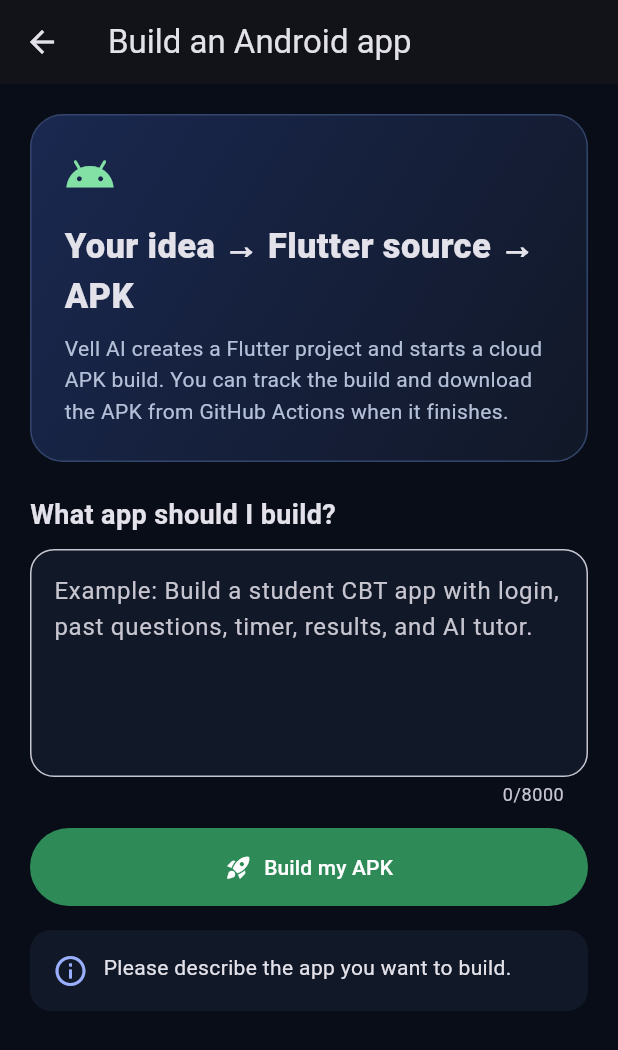
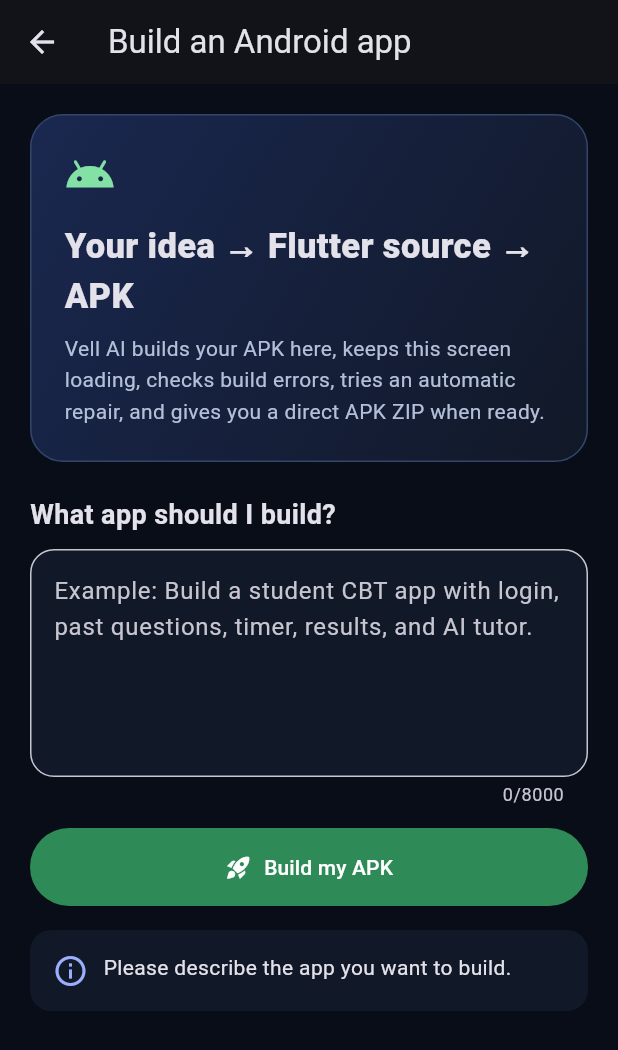
Before and after one commit to emzaro731-byte/vell-ai, a Flutter app: the FlutterBuildPage screen opened directly with empty values, after a tap on "Build my APK", on a phone screen of 412 x 824 dp. Shown: the top 1050 px of the screen. Run offline on Flutter 3.47's test engine with Material 3 defaults, Android fonts, the phone set to English and light mode, and no system bars; our stand-ins replace webview_flutter.

Commit message:
Keep APK builder loading, monitor build, auto-repair failures and expose direct ZIP

```diff
--- a/mobile/lib/main.dart
+++ b/mobile/lib/main.dart
@@ -268,7 +268,13 @@
       setState(() => status = 'Please describe the app you want to build.');
       return;
     }
-    setState(() { busy = true; status = 'Sending your app idea to Vell AI…'; });
+    setState(() {
+      busy = true;
+      repository = null;
+      actionsUrl = null;
+      status = 'Sending your app idea to Vell AI…';
+    });
+    var repairAttempted = false;
     try {
       final response = await http.post(
         Uri.parse('$apiBase/api/build-flutter-apk'),
@@ -276,17 +282,67 @@
         body: jsonEncode({'prompt': prompt.text.trim()}),
       ).timeout(const Duration(minutes: 3));
       final data = jsonDecode(response.body);
-      if (data is! Map<String, dynamic>) throw Exception('Unexpected response from the Vell backend.');
+      if (data is! Map<String, dynamic>) {
+        throw Exception('Unexpected response from the Vell backend.');
+      }
       if (response.statusCode < 200 || response.statusCode >= 300) {
         throw Exception(data['error']?.toString() ?? 'Could not start the APK build.');
       }
-      setState(() {
-        repository = data['repository']?.toString();
+      final repoUrl = data['repository']?.toString() ?? '';
+      final match = RegExp(r'github\.com/([^/]+/[^/]+)').firstMatch(repoUrl);
+      if (match == null) throw Exception('Build started, but the generated repository link was missing.');
+      final fullRepo = match.group(1)!.replaceFirst(RegExp(r'\.git$'), '');
+      if (mounted) setState(() {
+        repository = repoUrl;
         actionsUrl = data['actionsUrl']?.toString();
-        status = data['message']?.toString() ?? 'Your Flutter project was created. GitHub Actions is building the APK.';
+        status = 'Project created. Waiting for the APK build to finish… You can stay on this screen.';
       });
+
+      for (var attempt = 0; attempt < 180; attempt++) {
+        await Future.delayed(const Duration(seconds: 8));
+        if (!mounted) return;
+        final check = await http.get(Uri.parse(
+          '$apiBase/api/flutter-build-status?repository=${Uri.encodeQueryComponent(fullRepo)}',
+        )).timeout(const Duration(seconds: 45));
+        final build = jsonDecode(check.body);
+        if (build is! Map<String, dynamic>) continue;
+        if (check.statusCode < 200 || check.statusCode >= 300) {
+          throw Exception(build['error']?.toString() ?? 'Could not check build progress.');
+        }
+        final state = build['state']?.toString() ?? 'queued';
+        if (state == 'success' && build['downloadUrl'] != null) {
+          final directZip = '$apiBase${build['downloadUrl']}';
+          if (mounted) setState(() {
+            actionsUrl = directZip;
+            status = '✅ APK build completed. Your APK ZIP is ready below. Tap “Download APK ZIP”.';
+          });
+          return;
+        }
+        if (state == 'failed') {
+          if (!repairAttempted) {
+            repairAttempted = true;
+            if (mounted) setState(() => status = 'Build error detected. Vell AI is reading the build failure and repairing the Flutter source automatically…');
+            final repair = await http.post(
+              Uri.parse('$apiBase/api/flutter-auto-fix'),
+              headers: {'Content-Type': 'application/json'},
+              body: jsonEncode({'repository': fullRepo, 'runId': build['runId']}),
+            ).timeout(const Duration(minutes: 3));
+            final repairData = jsonDecode(repair.body);
+            if (repair.statusCode < 200 || repair.statusCode >= 300) {
+              throw Exception(repairData is Map ? (repairData['error']?.toString() ?? 'Automatic repair failed.') : 'Automatic repair failed.');
+            }
+            if (mounted) setState(() => status = '🛠️ Source repaired. Waiting for the retry build…');
+            continue;
+          }
+          throw Exception('The build still fails after one automatic repair. Check the build logs for the remaining error.');
+        }
+        if (mounted) setState(() {
+          status = '${build['message'] ?? 'Building APK…'} (check ${attempt + 1}/180)';
+        });
+      }
+      throw Exception('The build is taking longer than expected. You can stay here and try again later.');
     } catch (e) {
-      setState(() => status = e.toString().replaceFirst('Exception: ', ''));
+      if (mounted) setState(() => status = e.toString().replaceFirst('Exception: ', ''));
     } finally {
       if (mounted) setState(() => busy = false);
     }
@@ -335,7 +391,7 @@
                 Text('Your idea → Flutter source → APK',
                   style: TextStyle(fontSize: 23, fontWeight: FontWeight.w800)),
                 SizedBox(height: 8),
-                Text('Vell AI creates a Flutter project and starts a cloud APK build. You can track the build and download the APK from GitHub Actions when it finishes.',
+                Text('Vell AI builds your APK here, keeps this screen loading, checks build errors, tries an automatic repair, and gives you a direct APK ZIP when ready.',
                   style: TextStyle(color: Color(0xFFB4C0D8), height: 1.5)),
               ],
             ),
@@ -394,7 +450,7 @@
             resultLink('Open generated source repository', repository!,
               () => Navigator.push(context, MaterialPageRoute(builder: (_) => UrlPage(url: repository!)))),
           if (actionsUrl != null && actionsUrl!.startsWith('http'))
-            resultLink('Track build / download APK', actionsUrl!,
+            resultLink('Download APK ZIP', actionsUrl!,
               () => Navigator.push(context, MaterialPageRoute(builder: (_) => UrlPage(url: actionsUrl!)))),
         ],
       ),
```
